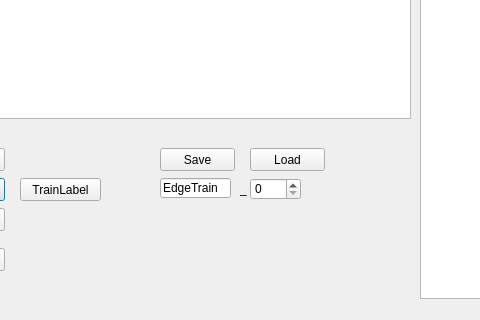
Qt form mainWin.ui (alexjean/MakeData) before a commit; both pictures show x 90 to 570 and y 522 to 842 of the 1243 by 842 pixel window.
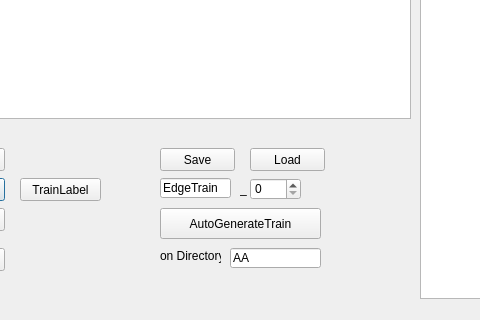
The same form after that commit.

Commit message: 自動產生訓練集,準備中

Patch:
```diff
--- a/mainWin.ui
+++ b/mainWin.ui
@@ -183,6 +183,45 @@
     <string>Generate</string>
    </property>
   </widget>
+  <widget class="QPushButton" name="btnAuto">
+   <property name="geometry">
+    <rect>
+     <x>250</x>
+     <y>730</y>
+     <width>161</width>
+     <height>31</height>
+    </rect>
+   </property>
+   <property name="text">
+    <string>AutoGenerateTrain</string>
+   </property>
+  </widget>
+  <widget class="QLabel" name="label_2">
+   <property name="geometry">
+    <rect>
+     <x>250</x>
+     <y>770</y>
+     <width>61</width>
+     <height>16</height>
+    </rect>
+   </property>
+   <property name="text">
+    <string>on Directory</string>
+   </property>
+  </widget>
+  <widget class="QLineEdit" name="edPath">
+   <property name="geometry">
+    <rect>
+     <x>320</x>
+     <y>770</y>
+     <width>91</width>
+     <height>20</height>
+    </rect>
+   </property>
+   <property name="text">
+    <string>AA</string>
+   </property>
+  </widget>
   <zorder>view</zorder>
   <zorder>viewLarge</zorder>
   <zorder>btnClear</zorder>
```
Left out of the diff: 20 changed lines with no effect on the pictures. The commit also changes 2 other files.
